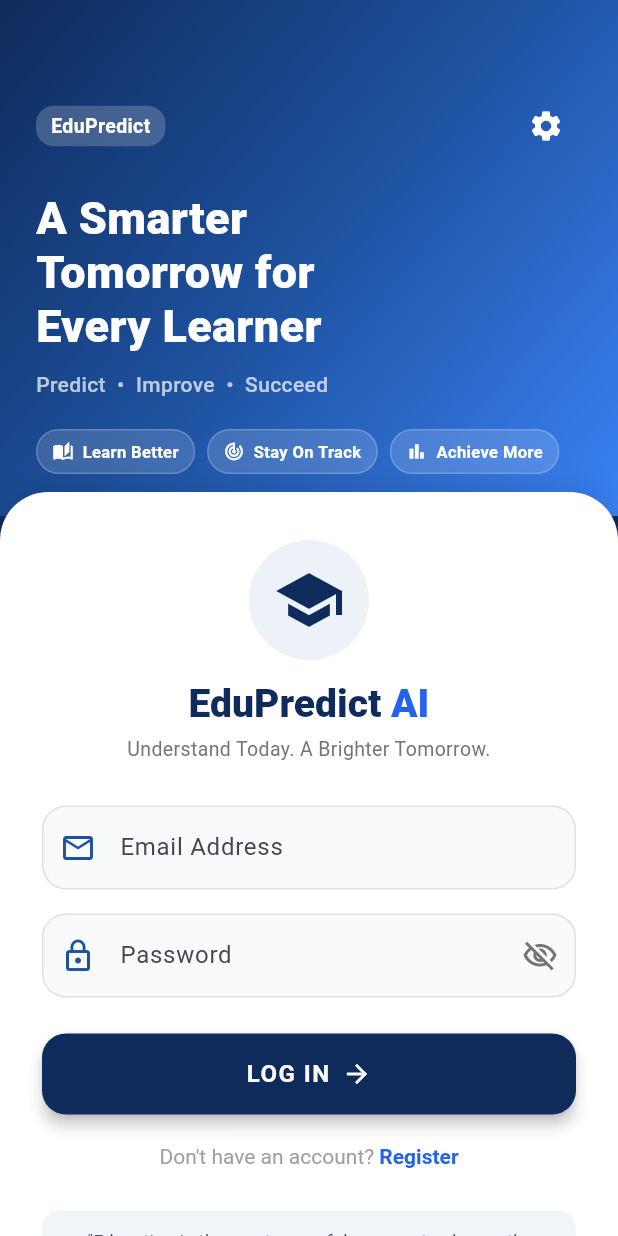
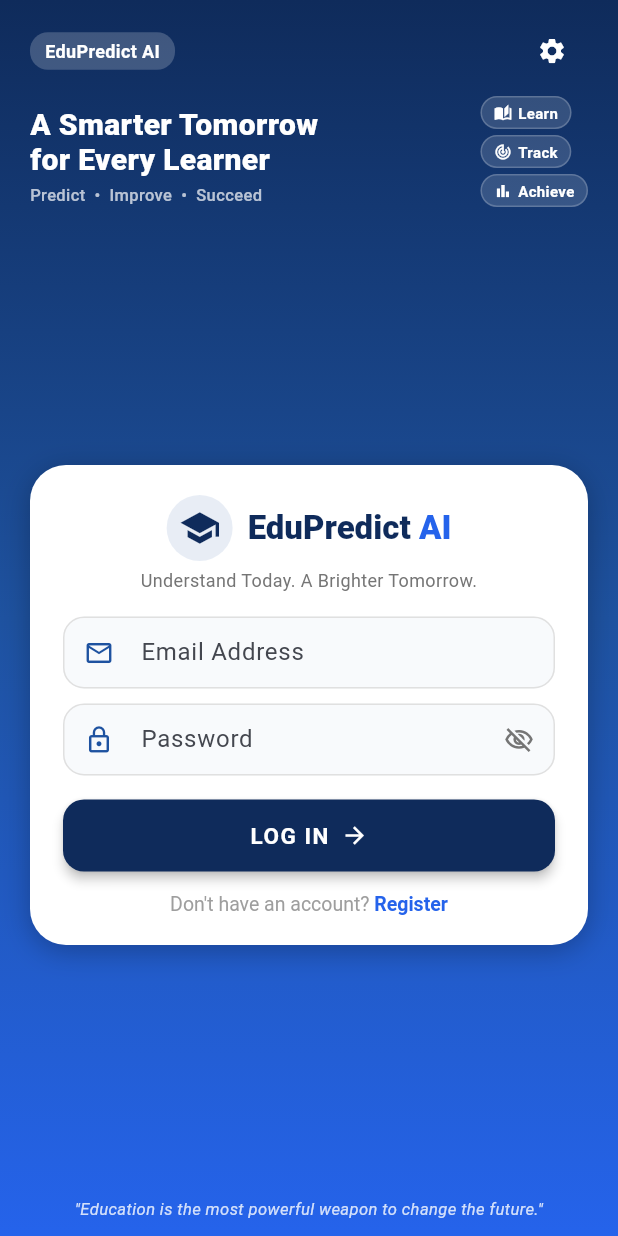
Before and after one commit to Akhi1Babu/Edu-Predict-AI, a Flutter app: the screen it shows after launch, on a phone screen of 412 x 824 dp. Run offline on Flutter 3.47's test engine with Material 3 defaults, Android fonts, the phone set to English and light mode, and no system bars; our stand-ins replace cloud_firestore, firebase_auth, firebase_core; accounts and stored records are empty.

Commit message:
Fit Login screen layout within a single viewport screen without scrolling

```diff
--- a/flutter/edupredict_app/lib/screens/auth_screen.dart
+++ b/flutter/edupredict_app/lib/screens/auth_screen.dart
@@ -95,23 +95,35 @@ class _AuthScreenState extends State<AuthScreen> {
 
   @override
   Widget build(BuildContext context) {
+    final mediaQuery = MediaQuery.of(context);
+
     return Scaffold(
       backgroundColor: const Color(0xFF0F2B5B),
-      body: SingleChildScrollView(
-        child: Column(
-          children: [
-            // Top Hero Banner Header
-            Container(
+      body: Container(
         width: double.infinity,
-              padding: const EdgeInsets.only(top: 60, left: 24, right: 24, bottom: 28),
+        height: mediaQuery.size.height,
         decoration: const BoxDecoration(
           gradient: LinearGradient(
-                  colors: [Color(0xFF0F2B5B), Color(0xFF1E52A0), Color(0xFF3B82F6)],
-                  begin: Alignment.topLeft,
-                  end: Alignment.bottomRight,
+            colors: [Color(0xFF0F2B5B), Color(0xFF1E52A0), Color(0xFF2563EB)],
+            begin: Alignment.topCenter,
+            end: Alignment.bottomCenter,
           ),
         ),
+        child: SafeArea(
+          child: LayoutBuilder(
+            builder: (context, constraints) {
+              return SingleChildScrollView(
+                physics: const ClampingScrollPhysics(),
+                child: ConstrainedBox(
+                  constraints: BoxConstraints(minHeight: constraints.maxHeight),
+                  child: IntrinsicHeight(
+                    child: Padding(
+                      padding: const EdgeInsets.symmetric(horizontal: 20, vertical: 10),
                       child: Column(
+                        mainAxisAlignment: MainAxisAlignment.spaceBetween,
+                        children: [
+                          // Top App Header
+                          Column(
                             crossAxisAlignment: CrossAxisAlignment.start,
                             children: [
                               Row(
@@ -124,81 +136,94 @@ class _AuthScreenState extends State<AuthScreen> {
                                       borderRadius: BorderRadius.circular(12),
                                     ),
                                     child: const Text(
-                          'EduPredict',
-                          style: TextStyle(color: Colors.white, fontWeight: FontWeight.bold, fontSize: 13),
+                                      'EduPredict AI',
+                                      style: TextStyle(color: Colors.white, fontWeight: FontWeight.bold, fontSize: 12),
                                     ),
                                   ),
                                   IconButton(
-                        icon: const Icon(Icons.settings, color: Colors.white),
+                                    icon: const Icon(Icons.settings, color: Colors.white, size: 20),
                                     tooltip: 'Configure Backend Server IP',
                                     onPressed: () => BackendService.showSettingsDialog(context),
                                   ),
                                 ],
                               ),
-                  const SizedBox(height: 20),
-                  const Text(
-                    'A Smarter\nTomorrow for\nEvery Learner',
+                              const SizedBox(height: 6),
+                              Row(
+                                mainAxisAlignment: MainAxisAlignment.spaceBetween,
+                                crossAxisAlignment: CrossAxisAlignment.end,
+                                children: [
+                                  Column(
+                                    crossAxisAlignment: CrossAxisAlignment.start,
+                                    children: const [
+                                      Text(
+                                        'A Smarter Tomorrow\nfor Every Learner',
                                         style: TextStyle(
                                           color: Colors.white,
-                      fontSize: 30,
+                                          fontSize: 20,
                                           fontWeight: FontWeight.w800,
-                      height: 1.2,
+                                          height: 1.15,
                                         ),
                                       ),
-                  const SizedBox(height: 10),
-                  const Text(
+                                      SizedBox(height: 4),
+                                      Text(
                                         'Predict  •  Improve  •  Succeed',
-                    style: TextStyle(color: Colors.white70, fontSize: 14, fontWeight: FontWeight.w500),
+                                        style: TextStyle(color: Colors.white70, fontSize: 11, fontWeight: FontWeight.w500),
                                       ),
-                  const SizedBox(height: 20),
-                  // Feature Chips
+                                    ],
+                                  ),
                                   Wrap(
-                    spacing: 8,
-                    runSpacing: 8,
+                                    direction: Axis.vertical,
+                                    spacing: 4,
                                     children: [
-                      _buildHeaderChip(Icons.auto_stories, 'Learn Better'),
-                      _buildHeaderChip(Icons.track_changes, 'Stay On Track'),
-                      _buildHeaderChip(Icons.bar_chart, 'Achieve More'),
+                                      _buildHeaderChip(Icons.auto_stories, 'Learn'),
+                                      _buildHeaderChip(Icons.track_changes, 'Track'),
+                                      _buildHeaderChip(Icons.bar_chart, 'Achieve'),
                                     ],
                                   ),
                                 ],
                               ),
+                            ],
                           ),
+
+                          const SizedBox(height: 12),
 
                           // Login / Register Form Card Container
                           Container(
-              transform: Matrix4.translationValues(0, -16, 0),
-              decoration: const BoxDecoration(
+                            width: double.infinity,
+                            decoration: BoxDecoration(
                               color: Colors.white,
-                borderRadius: BorderRadius.vertical(top: Radius.circular(32)),
-                boxShadow: [
-                  BoxShadow(color: Colors.black12, blurRadius: 16, offset: Offset(0, -4)),
+                              borderRadius: BorderRadius.circular(24),
+                              boxShadow: const [
+                                BoxShadow(color: Colors.black26, blurRadius: 16, offset: Offset(0, 4)),
                               ],
                             ),
-              child: Padding(
-                padding: const EdgeInsets.symmetric(horizontal: 28, vertical: 32),
+                            padding: const EdgeInsets.symmetric(horizontal: 22, vertical: 20),
                             child: Form(
                               key: _formKey,
                               child: Column(
+                                mainAxisSize: MainAxisSize.min,
                                 crossAxisAlignment: CrossAxisAlignment.center,
                                 children: [
                                   // Header Icon & Title
+                                  Row(
+                                    mainAxisAlignment: MainAxisAlignment.center,
+                                    children: [
                                       Container(
-                        padding: const EdgeInsets.all(16),
+                                        padding: const EdgeInsets.all(8),
                                         decoration: BoxDecoration(
-                          color: const Color(0xFF1E52A0).withOpacity(0.08),
+                                          color: const Color(0xFF1E52A0).withOpacity(0.1),
                                           shape: BoxShape.circle,
                                         ),
-                        child: const Icon(Icons.school, size: 48, color: Color(0xFF0F2B5B)),
+                                        child: const Icon(Icons.school, size: 28, color: Color(0xFF0F2B5B)),
                                       ),
-                      const SizedBox(height: 14),
+                                      const SizedBox(width: 10),
                                       RichText(
                                         text: const TextSpan(
                                           children: [
                                             TextSpan(
                                               text: 'EduPredict ',
                                               style: TextStyle(
-                                fontSize: 26,
+                                                fontSize: 22,
                                                 fontWeight: FontWeight.w800,
                                                 color: Color(0xFF0F2B5B),
                                               ),
@@ -206,7 +231,7 @@ class _AuthScreenState extends State<AuthScreen> {
                                             TextSpan(
                                               text: 'AI',
                                               style: TextStyle(
-                                fontSize: 26,
+                                                fontSize: 22,
                                                 fontWeight: FontWeight.w800,
                                                 color: Color(0xFF2563EB),
                                               ),
@@ -214,59 +239,47 @@ class _AuthScreenState extends State<AuthScreen> {
                                           ],
                                         ),
                                       ),
-                      const SizedBox(height: 6),
+                                    ],
+                                  ),
+                                  const SizedBox(height: 4),
                                   Text(
-                        _isLogin
-                            ? 'Understand Today. A Brighter Tomorrow.'
-                            : 'Create an account to track and improve performance.',
-                        style: TextStyle(color: Colors.grey.shade600, fontSize: 13),
+                                    _isLogin ? 'Understand Today. A Brighter Tomorrow.' : 'Create your account to start.',
+                                    style: TextStyle(color: Colors.grey.shade600, fontSize: 12),
                                     textAlign: TextAlign.center,
                                   ),
-                      const SizedBox(height: 28),
+                                  const SizedBox(height: 16),
 
                                   // Name & Role (Register only)
                                   if (!_isLogin) ...[
                                     TextFormField(
                                       decoration: InputDecoration(
                                         labelText: 'Full Name',
-                            prefixIcon: const Icon(Icons.person_outline, color: Color(0xFF1E52A0)),
+                                        prefixIcon: const Icon(Icons.person_outline, color: Color(0xFF1E52A0), size: 20),
+                                        contentPadding: const EdgeInsets.symmetric(horizontal: 14, vertical: 10),
                                         filled: true,
                                         fillColor: const Color(0xFFF8FAFC),
-                            border: OutlineInputBorder(
-                              borderRadius: BorderRadius.circular(16),
+                                        border: OutlineInputBorder(borderRadius: BorderRadius.circular(14)),
+                                        enabledBorder: OutlineInputBorder(
+                                          borderRadius: BorderRadius.circular(14),
                                           borderSide: BorderSide(color: Colors.grey.shade300),
-                            ),
-                            enabledBorder: OutlineInputBorder(
-                              borderRadius: BorderRadius.circular(16),
-                              borderSide: BorderSide(color: Colors.grey.shade300),
-                            ),
-                            focusedBorder: OutlineInputBorder(
-                              borderRadius: BorderRadius.circular(16),
-                              borderSide: const BorderSide(color: Color(0xFF2563EB), width: 2),
                                         ),
                                       ),
                                       validator: (val) => val == null || val.isEmpty ? 'Enter your name' : null,
                                       onSaved: (val) => _name = val!,
                                     ),
-                        const SizedBox(height: 16),
+                                    const SizedBox(height: 10),
                                     DropdownButtonFormField<String>(
                                       value: _role,
                                       decoration: InputDecoration(
                                         labelText: 'I am a...',
-                            prefixIcon: const Icon(Icons.badge_outlined, color: Color(0xFF1E52A0)),
+                                        prefixIcon: const Icon(Icons.badge_outlined, color: Color(0xFF1E52A0), size: 20),
+                                        contentPadding: const EdgeInsets.symmetric(horizontal: 14, vertical: 10),
                                         filled: true,
                                         fillColor: const Color(0xFFF8FAFC),
-                            border: OutlineInputBorder(
-                              borderRadius: BorderRadius.circular(16),
+                                        border: OutlineInputBorder(borderRadius: BorderRadius.circular(14)),
+                                        enabledBorder: OutlineInputBorder(
+                                          borderRadius: BorderRadius.circular(14),
                                           borderSide: BorderSide(color: Colors.grey.shade300),
-                            ),
-                            enabledBorder: OutlineInputBorder(
-                              borderRadius: BorderRadius.circular(16),
-                              borderSide: BorderSide(color: Colors.grey.shade300),
-                            ),
-                            focusedBorder: OutlineInputBorder(
-                              borderRadius: BorderRadius.circular(16),
-                              borderSide: const BorderSide(color: Color(0xFF2563EB), width: 2),
                                         ),
                                       ),
                                       items: ['Student', 'Teacher']
@@ -274,68 +287,65 @@ class _AuthScreenState extends State<AuthScreen> {
                                           .toList(),
                                       onChanged: (val) => setState(() => _role = val!),
                                     ),
-                        const SizedBox(height: 16),
+                                    const SizedBox(height: 10),
                                   ],
 
                                   // Email Field
                                   TextFormField(
                                     decoration: InputDecoration(
                                       labelText: 'Email Address',
-                          prefixIcon: const Icon(Icons.email_outlined, color: Color(0xFF1E52A0)),
+                                      prefixIcon: const Icon(Icons.email_outlined, color: Color(0xFF1E52A0), size: 20),
+                                      contentPadding: const EdgeInsets.symmetric(horizontal: 14, vertical: 10),
                                       filled: true,
                                       fillColor: const Color(0xFFF8FAFC),
-                          border: OutlineInputBorder(
-                            borderRadius: BorderRadius.circular(16),
-                            borderSide: BorderSide(color: Colors.grey.shade300),
-                          ),
+                                      border: OutlineInputBorder(borderRadius: BorderRadius.circular(14)),
                                       enabledBorder: OutlineInputBorder(
-                            borderRadius: BorderRadius.circular(16),
+                                        borderRadius: BorderRadius.circular(14),
                                         borderSide: BorderSide(color: Colors.grey.shade300),
                                       ),
                                       focusedBorder: OutlineInputBorder(
-                            borderRadius: BorderRadius.circular(16),
+                                        borderRadius: BorderRadius.circular(14),
                                         borderSide: const BorderSide(color: Color(0xFF2563EB), width: 2),
                                       ),
                                     ),
                                     keyboardType: TextInputType.emailAddress,
-                        validator: (val) => val == null || !val.contains('@') ? 'Enter a valid email' : null,
+                                    validator: (val) => val == null || !val.contains('@') ? 'Enter valid email' : null,
                                     onSaved: (val) => _email = val!,
                                   ),
-                      const SizedBox(height: 16),
+                                  const SizedBox(height: 10),
 
                                   // Password Field
                                   TextFormField(
                                     decoration: InputDecoration(
                                       labelText: 'Password',
-                          prefixIcon: const Icon(Icons.lock_outline, color: Color(0xFF1E52A0)),
+                                      prefixIcon: const Icon(Icons.lock_outline, color: Color(0xFF1E52A0), size: 20),
+                                      contentPadding: const EdgeInsets.symmetric(horizontal: 14, vertical: 10),
                                       suffixIcon: IconButton(
                                         icon: Icon(
                                           _obscurePassword ? Icons.visibility_off_outlined : Icons.visibility_outlined,
                                           color: Colors.grey.shade600,
+                                          size: 20,
                                         ),
                                         onPressed: () => setState(() => _obscurePassword = !_obscurePassword),
                                       ),
                                       filled: true,
                                       fillColor: const Color(0xFFF8FAFC),
-                          border: OutlineInputBorder(
-                            borderRadius: BorderRadius.circular(16),
-                            borderSide: BorderSide(color: Colors.grey.shade300),
-                          ),
+                                      border: OutlineInputBorder(borderRadius: BorderRadius.circular(14)),
                                       enabledBorder: OutlineInputBorder(
-                            borderRadius: BorderRadius.circular(16),
+                                        borderRadius: BorderRadius.circular(14),
                                         borderSide: BorderSide(color: Colors.grey.shade300),
                                       ),
                                       focusedBorder: OutlineInputBorder(
-                            borderRadius: BorderRadius.circular(16),
+                                        borderRadius: BorderRadius.circular(14),
                                         borderSide: const BorderSide(color: Color(0xFF2563EB), width: 2),
                                       ),
                                     ),
                                     obscureText: _obscurePassword,
-                        validator: (val) => val == null || val.length < 6 ? 'Password must be 6+ chars' : null,
+                                    validator: (val) => val == null || val.length < 6 ? '6+ chars required' : null,
                                     onSaved: (val) => _password = val!,
                                   ),
 
-                      const SizedBox(height: 24),
+                                  const SizedBox(height: 16),
 
                                   // Submit Button
                                   if (_isLoading)
@@ -343,12 +353,12 @@ class _AuthScreenState extends State<AuthScreen> {
                                   else
                                     SizedBox(
                                       width: double.infinity,
-                          height: 54,
+                                      height: 48,
                                       child: ElevatedButton(
                                         style: ElevatedButton.styleFrom(
                                           backgroundColor: const Color(0xFF0F2B5B),
-                              elevation: 4,
-                              shape: RoundedRectangleBorder(borderRadius: BorderRadius.circular(16)),
+                                          elevation: 3,
+                                          shape: RoundedRectangleBorder(borderRadius: BorderRadius.circular(14)),
                                         ),
                                         onPressed: _submitAuth,
                                         child: Row(
@@ -356,23 +366,23 @@ class _AuthScreenState extends State<AuthScreen> {
                                           children: [
                                             Text(
                                               _isLogin ? 'LOG IN' : 'REGISTER NOW',
-                                  style: const TextStyle(fontSize: 16, color: Colors.white, fontWeight: FontWeight.bold, letterSpacing: 1),
+                                              style: const TextStyle(fontSize: 15, color: Colors.white, fontWeight: FontWeight.bold, letterSpacing: 1),
                                             ),
                                             const SizedBox(width: 8),
-                                const Icon(Icons.arrow_forward, color: Colors.white, size: 20),
+                                            const Icon(Icons.arrow_forward, color: Colors.white, size: 18),
                                           ],
                                         ),
                                       ),
                                     ),
 
-                      const SizedBox(height: 20),
+                                  const SizedBox(height: 14),
 
                                   // Toggle Login/Register
                                   GestureDetector(
                                     onTap: () => setState(() => _isLogin = !_isLogin),
                                     child: RichText(
                                       text: TextSpan(
-                            style: const TextStyle(fontSize: 14, color: Colors.grey),
+                                        style: const TextStyle(fontSize: 13, color: Colors.grey),
                                         children: [
                                           TextSpan(
                                             text: _isLogin ? "Don't have an account? " : "Already have an account? ",
@@ -385,27 +395,27 @@ class _AuthScreenState extends State<AuthScreen> {
                                       ),
                                     ),
                                   ),
+                                ],
+                              ),
+                            ),
+                          ),
 
-                      const SizedBox(height: 28),
+                          const SizedBox(height: 8),
+
                           // Quote Footer
-                      Container(
-                        padding: const EdgeInsets.all(12),
-                        decoration: BoxDecoration(
-                          color: const Color(0xFFF1F5F9),
-                          borderRadius: BorderRadius.circular(12),
-                        ),
-                        child: const Text(
+                          Text(
                             '"Education is the most powerful weapon to change the future."',
                             textAlign: TextAlign.center,
-                          style: TextStyle(fontSize: 12, fontStyle: FontStyle.italic, color: Color(0xFF475569)),
-                        ),
+                            style: TextStyle(fontSize: 11, fontStyle: FontStyle.italic, color: Colors.white.withOpacity(0.8)),
                           ),
                         ],
                       ),
                     ),
                   ),
                 ),
-          ],
+              );
+            },
+          ),
         ),
       ),
     );
@@ -413,18 +423,18 @@ class _AuthScreenState extends State<AuthScreen> {
 
   Widget _buildHeaderChip(IconData icon, String label) {
     return Container(
-      padding: const EdgeInsets.symmetric(horizontal: 10, vertical: 6),
+      padding: const EdgeInsets.symmetric(horizontal: 8, vertical: 3),
       decoration: BoxDecoration(
         color: Colors.white.withOpacity(0.15),
-        borderRadius: BorderRadius.circular(20),
+        borderRadius: BorderRadius.circular(12),
         border: Border.all(color: Colors.white.withOpacity(0.2)),
       ),
       child: Row(
         mainAxisSize: MainAxisSize.min,
         children: [
-          Icon(icon, size: 14, color: Colors.white),
-          const SizedBox(width: 6),
-          Text(label, style: const TextStyle(color: Colors.white, fontSize: 11, fontWeight: FontWeight.w600)),
+          Icon(icon, size: 12, color: Colors.white),
+          const SizedBox(width: 4),
+          Text(label, style: const TextStyle(color: Colors.white, fontSize: 10, fontWeight: FontWeight.w600)),
         ],
       ),
     );
```
Lines whose indentation alone changed are shown as unchanged.
